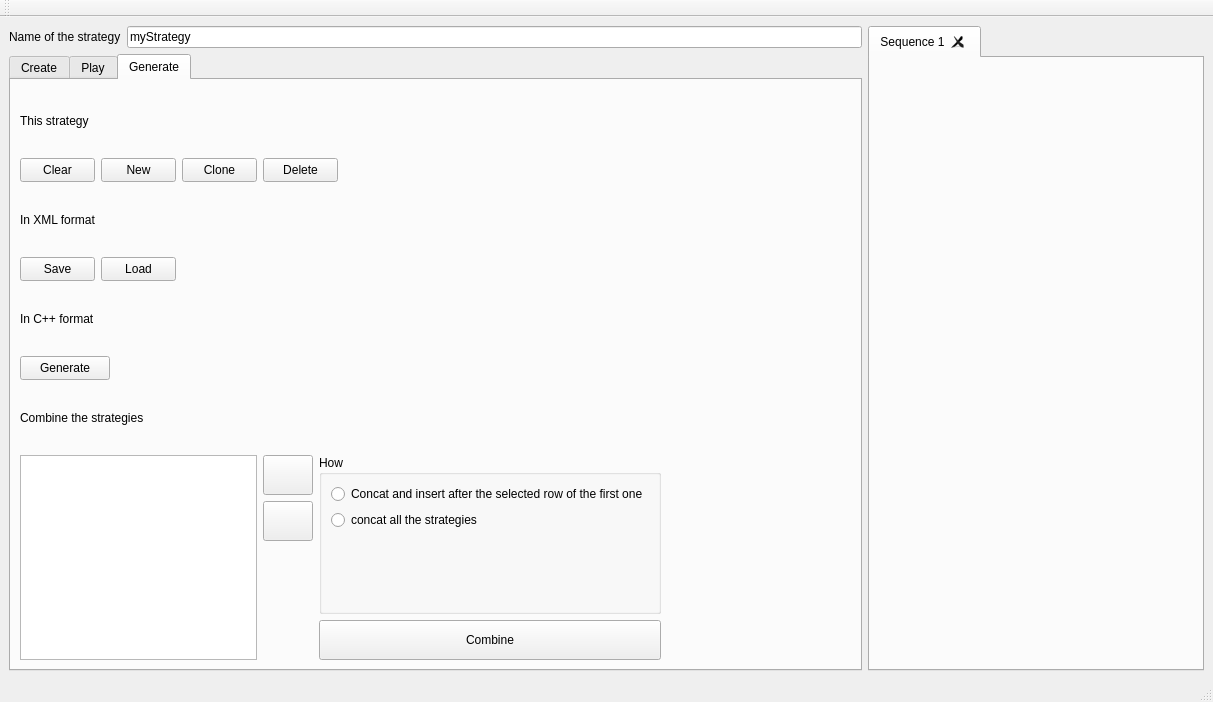
Old version of the form PluginModules/ActuatorSequencer/ihm_ActuatorSequencer.ui in the repository CRLG/LABOTBOX.
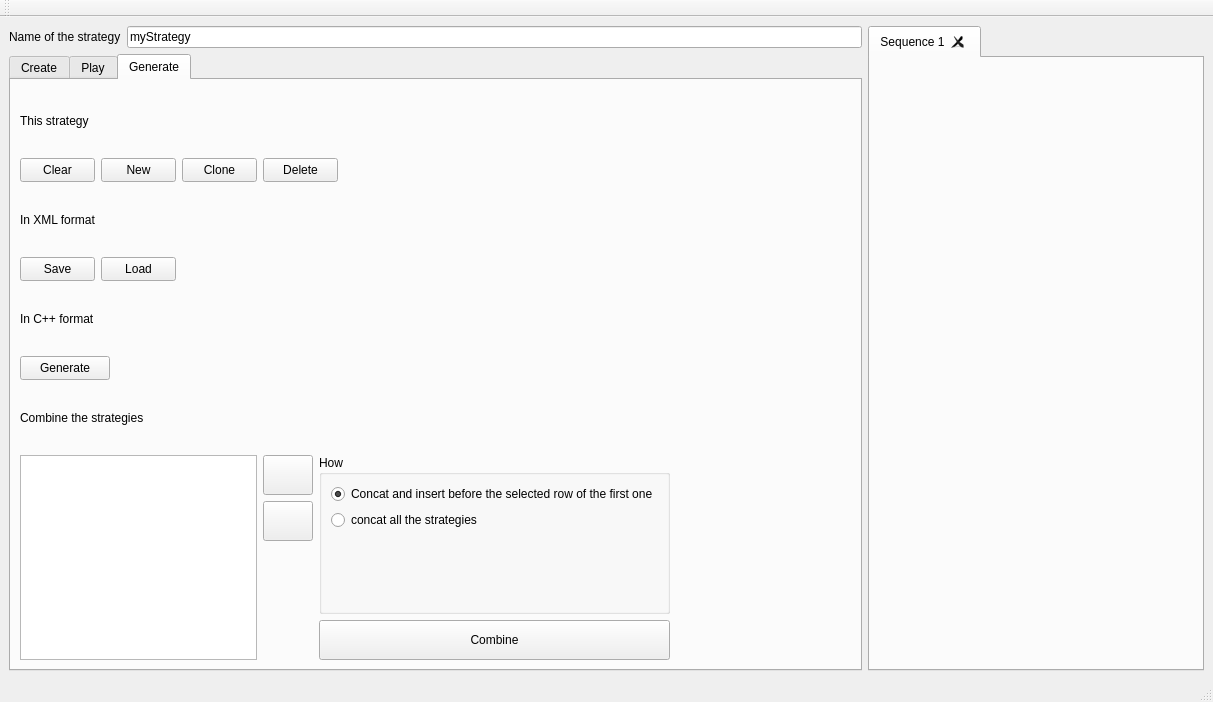
New version of the form. The open tabs and pages were chosen to show the change. Icons and pictures are not drawn.

Commit message: #41 [CActuatorSequencer] Combiner des stratégies Possibilité de mixer des stratégies entre elles

```diff
--- a/PluginModules/ActuatorSequencer/ihm_ActuatorSequencer.ui
+++ b/PluginModules/ActuatorSequencer/ihm_ActuatorSequencer.ui
@@ -1682,7 +1682,10 @@
            <item>
             <widget class="QRadioButton" name="radioButton">
              <property name="text">
-              <string>Concat and insert after the selected row of the first one</string>
+              <string>Concat and insert before the selected row of the first one</string>
+             </property>
+             <property name="checked">
+              <bool>true</bool>
              </property>
             </widget>
            </item>
```
Left out of the diff: 6 changed lines with no effect on the pictures. The commit also changes 2 other files.
